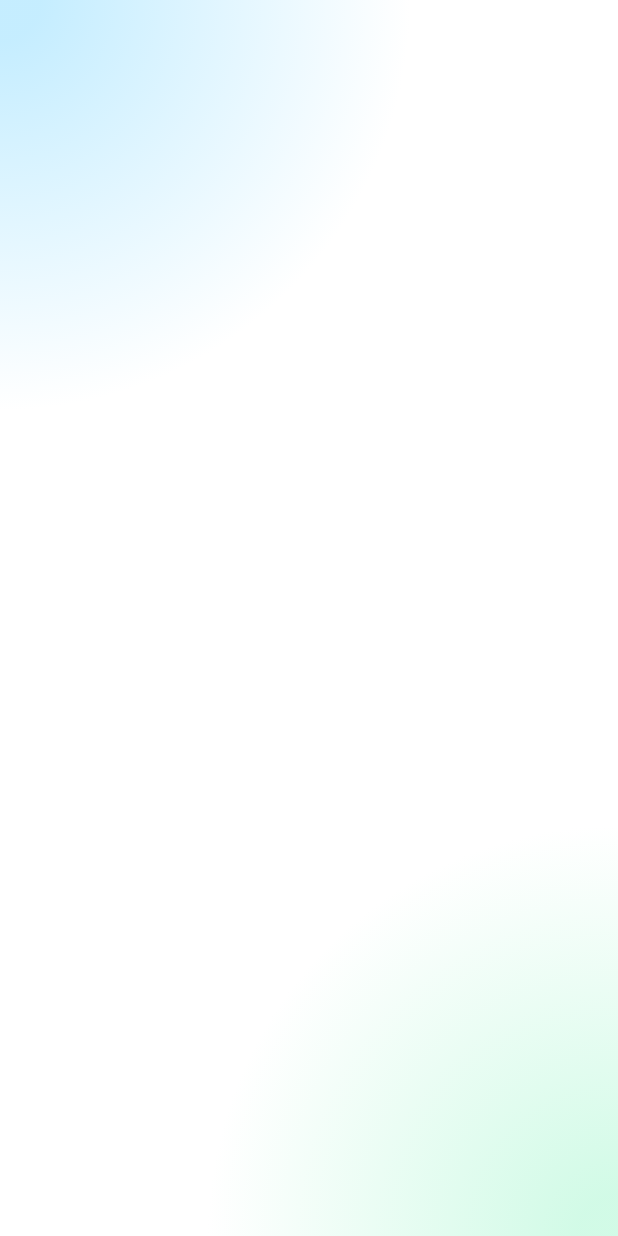
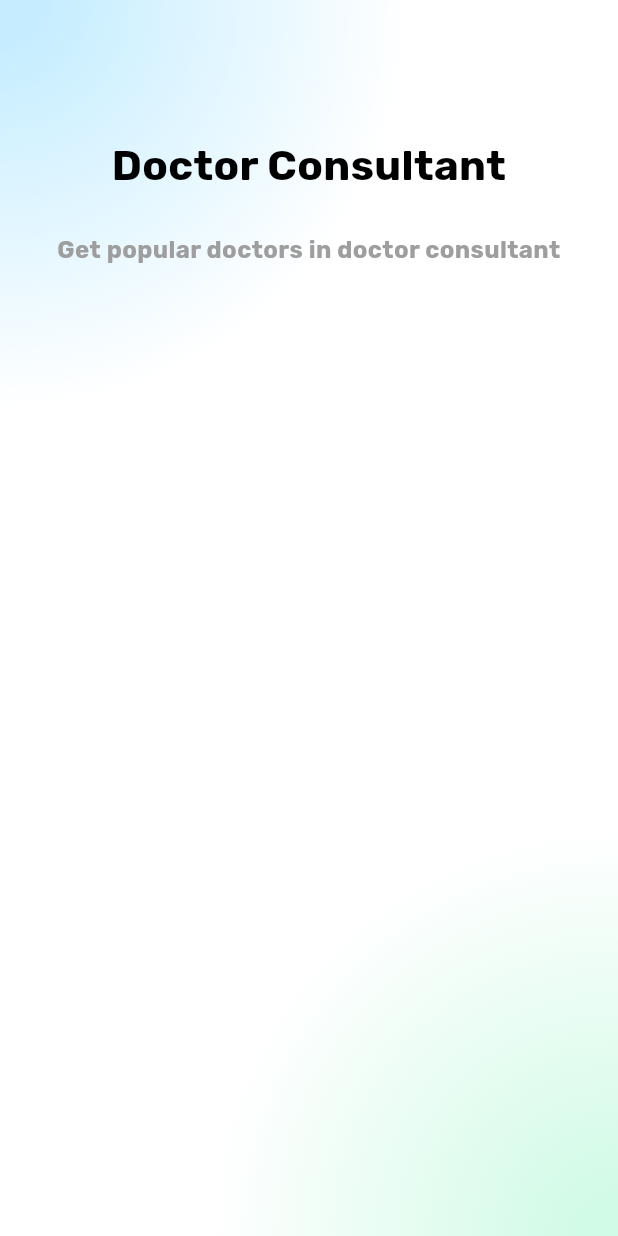
Before and after one commit to alhasann351/doctor_consultant_app_template, a Flutter app: the SignupLoginScreen screen opened by its route, on a phone screen of 412 x 824 dp. Run offline on Flutter 3.47's test engine with Material 3 defaults, Android fonts, the phone set to English and light mode, and no system bars; our stand-ins replace get, shared_preferences, smooth_page_indicator; accounts and stored records are empty.

Commit message:
rounded-button-design

```diff
--- a/lib/resources/colors/app_colors.dart
+++ b/lib/resources/colors/app_colors.dart
@@ -3,6 +3,9 @@ import 'package:flutter/material.dart';
 class AppColors {
   //scaffold background
   static const Color scaffoldBackgroundColor = Colors.white;
+
+  //default button background
+  static const Color defaultButtonBackgroundColor = Color(0xFF0EBE7F);
 
   //splash screen
   static const Color splashTopBackgroundColor = Colors.lightBlueAccent;
@@ -26,4 +29,6 @@ class AppColors {
   static const Color signupLoginTopBackgroundColor = Colors.lightBlueAccent;
   static const Color signupLoginCenterBackgroundColor = Colors.white;
   static const Color signupLoginBottomBackgroundColor = Colors.greenAccent;
+  static const Color titleTextColor = Colors.black;
+  static const Color descriptionTextColor = Colors.grey;
 }
--- a/lib/resources/localization/languages.dart
+++ b/lib/resources/localization/languages.dart
@@ -4,8 +4,11 @@ class Languages extends Translations {
   @override
   Map<String, Map<String, String>> get keys => {
         'en_US': {
+          //splash screen
           'splash_text_1': 'Welcome to',
           'splash_text_2': 'Doctor Consultant',
+
+          //onboarding screen
           'onboarding_title_text_1': 'Find Trusted Doctors',
           'onboarding_title_text_2': 'Choose Best Doctors',
           'onboarding_title_text_3': 'Easy Appointments',
@@ -18,10 +21,17 @@ class Languages extends Translations {
           'onboarding_skip_text': 'Skip',
           'onboarding_next_text': 'Next',
           'onboarding_finish_text': 'Finish',
+
+          //signup login screen
+          'title_text': 'Doctor Consultant',
+          'description_text': 'Get popular doctors in doctor consultant',
         },
         'bn_BD': {
+          //splash screen
           'splash_text_1': 'স্বাগতম',
           'splash_text_2': 'ডাক্তার পরামর্শদাতা',
+
+          //onboarding screen
           'onboarding_title_text_1': 'বিশ্বস্ত ডাক্তার খুঁজুন',
           'onboarding_title_text_2': 'সেরা ডাক্তার চয়ন করুন',
           'onboarding_title_text_3': 'সহজ অ্যাপয়েন্টমেন্ট',
@@ -34,10 +44,17 @@ class Languages extends Translations {
           'onboarding_skip_text': 'এড়িয়ে যান',
           'onboarding_next_text': 'পরবর্তী',
           'onboarding_finish_text': 'শেষ করুন',
+
+          //signup login screen
+          'title_text': 'ডাক্তার পরামর্শদাতা',
+          'description_text': 'ডাক্তার পরামর্শদাতা জনপ্রিয় ডাক্তার পান',
         },
         'hi_IN': {
+          //splash screen
           'splash_text_1': 'आपका स्वागत है',
           'splash_text_2': 'डॉक्टर सलाहकार',
+
+          //onboarding screen
           'onboarding_title_text_1': 'विश्वसनीय डॉक्टर खोजें',
           'onboarding_title_text_2': 'सर्वश्रेष्ठ डॉक्टर चुनें',
           'onboarding_title_text_3': 'आसान नियुक्तियाँ',
@@ -50,6 +67,10 @@ class Languages extends Translations {
           'onboarding_skip_text': 'छोडना',
           'onboarding_next_text': 'अगला',
           'onboarding_finish_text': 'खत्म करना',
+
+          //signup login screen
+          'title_text': 'डॉक्टर सलाहकार',
+          'description_text': 'डॉक्टर सलाहकार में लोकप्रिय डॉक्टर प्राप्त करें',
         },
       };
 }
--- a/lib/views/signup_login_screen/signup_login_screen.dart
+++ b/lib/views/signup_login_screen/signup_login_screen.dart
@@ -1,4 +1,6 @@
+import 'package:doctor_consultant_app_template/resources/fonts/app_font_style.dart';
 import 'package:flutter/material.dart';
+import 'package:get/get.dart';
 
 import '../../resources/colors/app_colors.dart';
 
@@ -28,8 +30,7 @@ class _SignupLoginScreenState extends State<SignupLoginScreen> {
                   radius: 0.8,
                   colors: [
                     AppColors.signupLoginTopBackgroundColor.withOpacity(0.3),
-                      AppColors.signupLoginCenterBackgroundColor
-                          .withOpacity(0.3),
+                    AppColors.signupLoginCenterBackgroundColor.withOpacity(0.3),
                   ],
                   stops: const [
                     0.1,
@@ -50,10 +51,8 @@ class _SignupLoginScreenState extends State<SignupLoginScreen> {
                   center: Alignment.bottomRight,
                   radius: 0.8,
                   colors: [
-                      AppColors.signupLoginBottomBackgroundColor
-                          .withOpacity(0.3),
-                      AppColors.signupLoginCenterBackgroundColor
-                          .withOpacity(0.3),
+                    AppColors.signupLoginBottomBackgroundColor.withOpacity(0.3),
+                    AppColors.signupLoginCenterBackgroundColor.withOpacity(0.3),
                   ],
                   stops: const [
                     0.1,
@@ -63,7 +62,51 @@ class _SignupLoginScreenState extends State<SignupLoginScreen> {
               ),
             ),
           ),
+          Column(
+            children: [
+              Padding(
+                padding: const EdgeInsets.only(top: 90),
+                child: Align(
+                  alignment: Alignment.topCenter,
+                  child: Text(
+                    'title_text'.tr,
+                    textAlign: TextAlign.center,
+                    style: const TextStyle(
+                      fontFamily: AppFontStyle.rubik,
+                      fontSize: 28,
+                      fontWeight: FontWeight.bold,
+                      color: AppColors.titleTextColor,
+                    ),
+                  ),
+                ),
+              ),
+              Padding(
+                padding: const EdgeInsets.all(25),
+                child: Text(
+                  'description_text'.tr,
+                  textAlign: TextAlign.center,
+                  style: const TextStyle(
+                    fontFamily: AppFontStyle.rubik,
+                    fontWeight: FontWeight.bold,
+                    fontSize: 16,
+                    color: AppColors.descriptionTextColor,
+                  ),
+                ),
+              ),
             ],
-        ));
+          ),
+          Center(
+            child: Padding(
+              padding: const EdgeInsets.all(25),
+              child: Column(
+                mainAxisAlignment: MainAxisAlignment.center,
+                crossAxisAlignment: CrossAxisAlignment.center,
+                children: [],
+              ),
+            ),
+          )
+        ],
+      ),
+    );
   }
 }
```
Also changed, not shown: lib/resources/components/rounded_button.dart (added, +40 -0 lines). Lines whose indentation alone changed are shown as unchanged.
